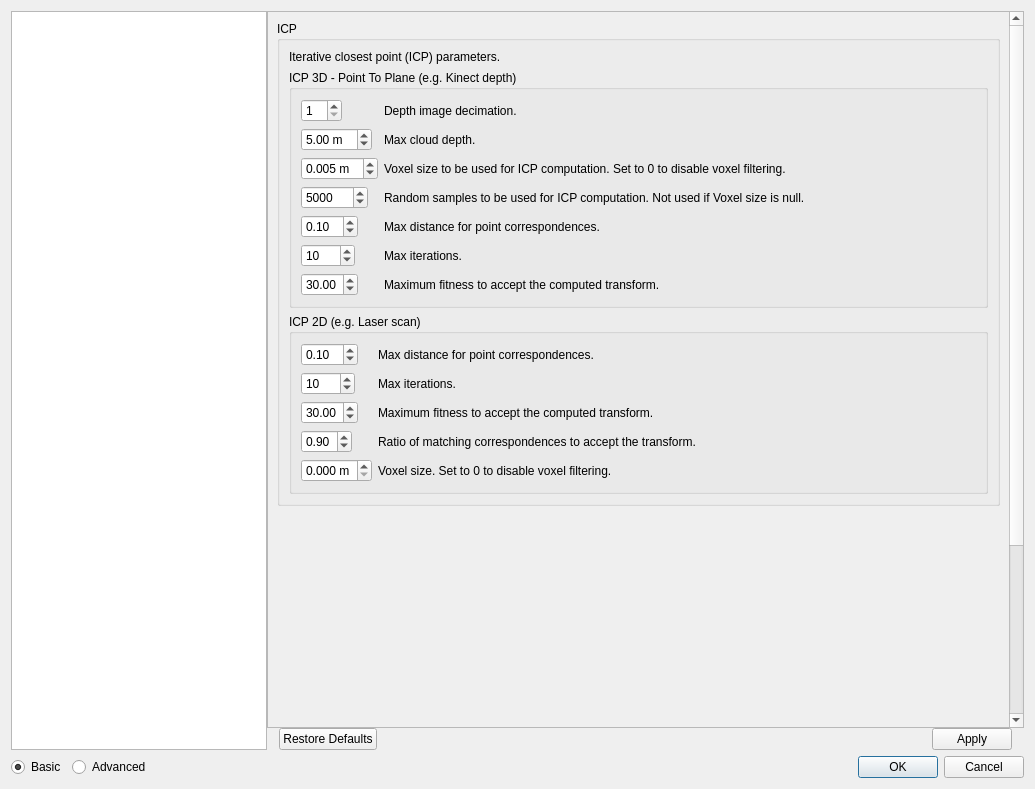
Above: guilib/src/ui/preferencesDialog.ui from introlab/rtabmap before the change. Below: the same form after it.
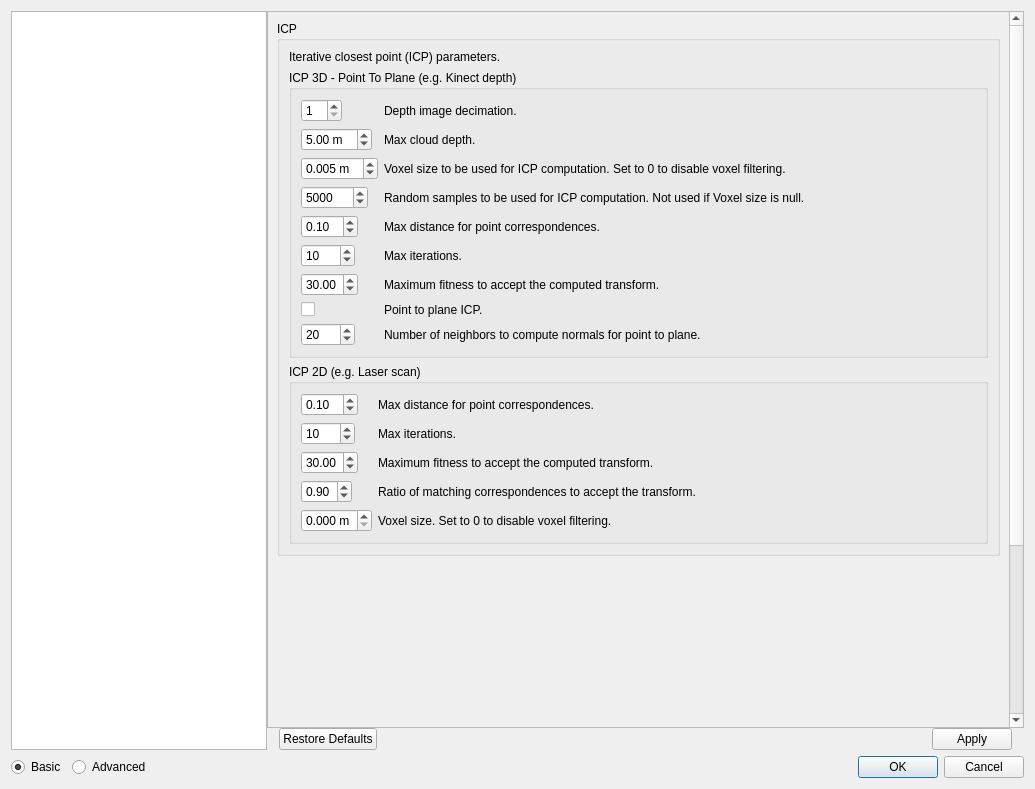
That is the form after the change. The open tabs and pages were chosen to show the change. Icons and pictures are not drawn. Custom widgets are drawn as their Qt base class.

Commit message: GUI: Added "Edit->Post processing..." action to detect more loop closures and/or refine all links in the graph with ICP 3D.

```diff
--- a/guilib/src/ui/preferencesDialog.ui
+++ b/guilib/src/ui/preferencesDialog.ui
@@ -5642,6 +5642,46 @@
                          </property>
                         </widget>
                        </item>
+                       <item row="7" column="1">
+                        <widget class="QLabel" name="label_144">
+                         <property name="text">
+                          <string>Point to plane ICP.</string>
+                         </property>
+                         <property name="wordWrap">
+                          <bool>true</bool>
+                         </property>
+                        </widget>
+                       </item>
+                       <item row="7" column="0">
+                        <widget class="QCheckBox" name="loopClosure_icpPointToPlane">
+                         <property name="text">
+                          <string/>
+                         </property>
+                        </widget>
+                       </item>
+                       <item row="8" column="0">
+                        <widget class="QSpinBox" name="loopClosure_icpPointToPlaneNormals">
+                         <property name="minimum">
+                          <number>1</number>
+                         </property>
+                         <property name="maximum">
+                          <number>1000</number>
+                         </property>
+                         <property name="value">
+                          <number>20</number>
+                         </property>
+                        </widget>
+                       </item>
+                       <item row="8" column="1">
+                        <widget class="QLabel" name="label_212">
+                         <property name="text">
+                          <string>Number of neighbors to compute normals for point to plane.</string>
+                         </property>
+                         <property name="wordWrap">
+                          <bool>true</bool>
+                         </property>
+                        </widget>
+                       </item>
                       </layout>
                      </widget>
                     </item>
```
Left out of the diff: 2 changed lines with no effect on the pictures. The commit also changes 19 other files.
